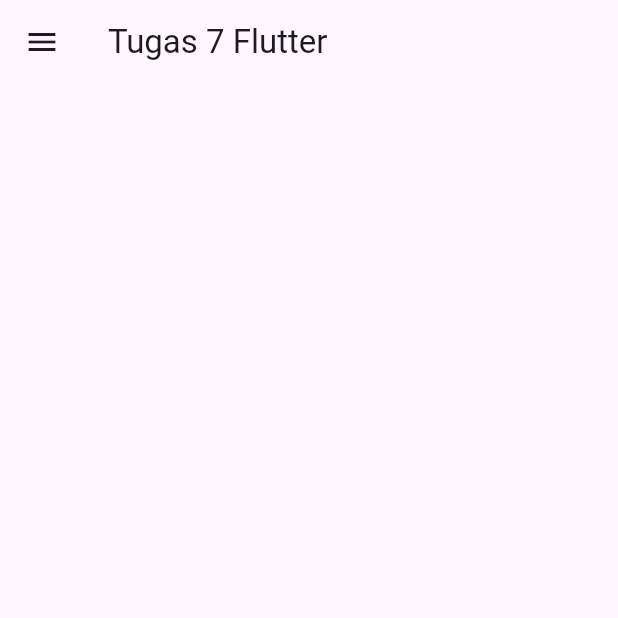
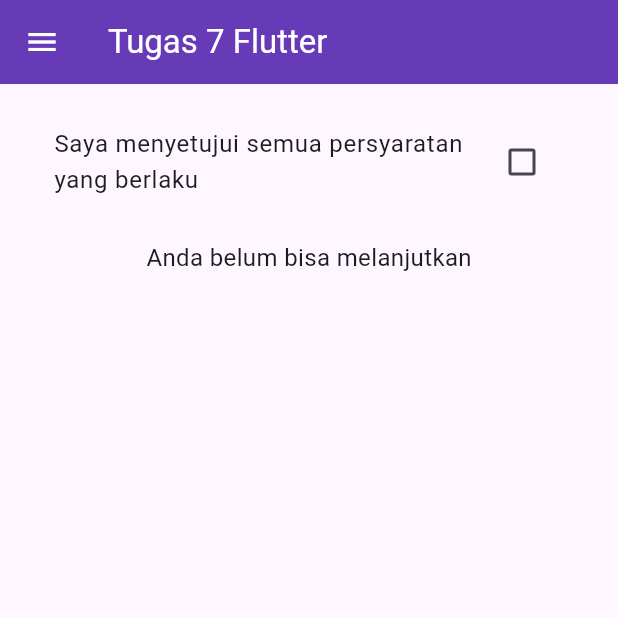
Before and after one commit to AliRosi/task-flutter-ppkdb2, a Flutter app: the TugasTujuh screen opened directly, on a phone screen of 412 x 824 dp, the top half of it. Run offline on Flutter 3.47's test engine with Material 3 defaults, Android fonts, the phone set to English and light mode, and no system bars; Roboto replaces fonts that are missing (Arimo).

Commit message:
up tugas 7 & 8

```diff
--- a/lib/main.dart
+++ b/lib/main.dart
@@ -1,5 +1,6 @@
 import 'package:flutter/material.dart';
 import 'package:tugas1_flutter/tugas7_flutter/tugas7.dart';
+import 'package:tugas1_flutter/tugas8_flutter/tugas8.dart';
 
 void main() {
   runApp(const MyApp());
@@ -32,7 +33,7 @@ class MyApp extends StatelessWidget {
         fontFamily: 'Arimo',
         colorScheme: ColorScheme.fromSeed(seedColor: Colors.deepPurple),
       ),
-      home: const TugasTujuh(),
+      home: const TugasDelapan(),
       // initialRoute: '/',
       // routes: {
       //   '/': (context) => const Splash(),
--- /dev/null
+++ b/lib/tugas7_flutter/checkbox.dart
@@ -0,0 +1,41 @@
+import 'package:flutter/material.dart';
+
+class CheckboxForm extends StatefulWidget {
+  const CheckboxForm({super.key});
+
+  @override
+  State<CheckboxForm> createState() => _CheckboxFormState();
+}
+
+class _CheckboxFormState extends State<CheckboxForm> {
+  bool _isChecked = false;
+
+  @override
+  Widget build(BuildContext context) {
+    return Scaffold(
+      body: Padding(
+        padding: EdgeInsets.all(20),
+        child: Column(
+          children: [
+            CheckboxListTile(
+              title: Text("Saya menyetujui semua persyaratan yang berlaku"),
+              value: _isChecked,
+              onChanged: (value) {
+                setState(() {
+                  _isChecked = value ?? false;
+                });
+              },
+            ),
+            SizedBox(height: 20),
+            Text(
+              _isChecked
+                  ? "Lanjutkan pendaftaran diperbolehkan"
+                  : "Anda belum bisa melanjutkan",
+              style: TextStyle(fontSize: 16),
+            ),
+          ],
+        ),
+      ),
+    );
+  }
+}
--- a/lib/tugas7_flutter/tugas7.dart
+++ b/lib/tugas7_flutter/tugas7.dart
@@ -1,4 +1,9 @@
 import 'package:flutter/material.dart';
+import 'package:tugas1_flutter/tugas7_flutter/checkbox.dart';
+import 'package:tugas1_flutter/tugas7_flutter/date_picker.dart';
+import 'package:tugas1_flutter/tugas7_flutter/dropdown.dart';
+import 'package:tugas1_flutter/tugas7_flutter/switch.dart';
+import 'package:tugas1_flutter/tugas7_flutter/time_picker.dart';
 
 class TugasTujuh extends StatefulWidget {
   const TugasTujuh({super.key});
@@ -8,27 +13,90 @@ class TugasTujuh extends StatefulWidget {
 }
 
 class _TugasTujuhState extends State<TugasTujuh> {
+  Widget _currentScreen = CheckboxForm();
+
+  void _setScreen(Widget screen) {
+    setState(() {
+      _currentScreen = screen;
+    });
+    Navigator.pop(context);
+  }
+
   @override
   Widget build(BuildContext context) {
     return Scaffold(
-      appBar: AppBar(title: Text('Tugas 7 Flutter')),
+      appBar: AppBar(
+        title: Text("Tugas 7 Flutter", style: TextStyle(color: Colors.white)),
+        backgroundColor: Colors.deepPurple,
+        iconTheme: IconThemeData(color: Colors.white),
+      ),
       drawer: Drawer(
         child: ListView(
-          padding: EdgeInsets.zero,
-          children: <Widget>[
+          children: [
             DrawerHeader(
-              decoration: BoxDecoration(color: Colors.blue),
-              child: Text(
-                'Tugas 7 Flutter',
-                style: TextStyle(color: Colors.white, fontSize: 24),
+              decoration: BoxDecoration(color: Colors.deepPurple),
+              child: Row(
+                crossAxisAlignment: CrossAxisAlignment.center,
+                children: [
+                  CircleAvatar(
+                    radius: 35,
+                    backgroundImage: AssetImage(
+                      'assets/image/kucing-ragdoll_169.jpeg',
+                    ),
+                  ),
+                  SizedBox(width: 15),
+                  Column(
+                    crossAxisAlignment: CrossAxisAlignment.start,
+                    mainAxisAlignment: MainAxisAlignment.center,
+                    children: [
+                      Text(
+                        "Ali Rosi",
+                        style: TextStyle(
+                          color: Colors.white,
+                          fontSize: 18,
+                          fontWeight: FontWeight.bold,
+                        ),
+                      ),
+                      SizedBox(height: 5),
+                      Text(
+                        "PPKD BATCH 2",
+                        style: TextStyle(color: Colors.white70, fontSize: 14),
+                      ),
+                    ],
+                  ),
+                ],
               ),
             ),
-            ListTile(title: Text('Item 1'), onTap: () {}),
-            ListTile(title: Text('Item 2'), onTap: () {}),
+
+            ListTile(
+              leading: Icon(Icons.check_box),
+              title: Text("Syarat & Ketentuan"),
+              onTap: () => _setScreen(CheckboxForm()),
+            ),
+            ListTile(
+              leading: Icon(Icons.dark_mode),
+              title: Text("Mode Gelap"),
+              onTap: () => _setScreen(SwitchForm()),
+            ),
+            ListTile(
+              leading: Icon(Icons.list),
+              title: Text("Pilih Kategori Produk"),
+              onTap: () => _setScreen(Dropdown()),
+            ),
+            ListTile(
+              leading: Icon(Icons.date_range),
+              title: Text("Pilih Tanggal Lahir"),
+              onTap: () => _setScreen(DatePickerForm()),
+            ),
+            ListTile(
+              leading: Icon(Icons.access_time),
+              title: Text("Atur Pengingat"),
+              onTap: () => _setScreen(TimePicker()),
+            ),
           ],
         ),
       ),
-      body: Padding(padding: EdgeInsets.all(16)),
+      body: _currentScreen,
     );
   }
 }
```
Also changed, not shown: lib/tugas7_flutter/date_picker.dart (added, +74 -0 lines), lib/tugas7_flutter/dropdown.dart (added, +53 -0 lines), lib/tugas7_flutter/switch.dart (added, +48 -0 lines), lib/tugas7_flutter/time_picker.dart (added, +49 -0 lines), lib/tugas8_flutter/tugas8.dart (added, +64 -0 lines), pubspec.yaml (+4 -18 lines), pubspec.lock.
